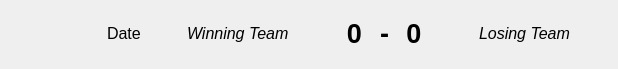
Above: babyfut_master/ui/gamelist.ui from eharquin/babyfut before the change. Below: the same form after it.
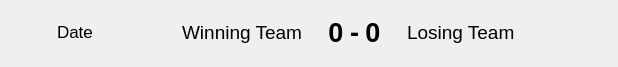
That is the form after the change.

```diff
--- a/babyfut_master/ui/gamelist.ui
+++ b/babyfut_master/ui/gamelist.ui
@@ -16,7 +16,7 @@
   <property name="autoFillBackground">
    <bool>false</bool>
   </property>
-  <layout class="QHBoxLayout" name="horizontalLayout">
+  <layout class="QHBoxLayout" name="horizontalLayout" stretch="0,0,0,0,2,0,0,0,0,0,2,0">
    <property name="topMargin">
     <number>8</number>
    </property>
@@ -33,14 +33,14 @@
      </property>
      <property name="minimumSize">
       <size>
-       <width>50</width>
-       <height>50</height>
+       <width>30</width>
+       <height>30</height>
       </size>
      </property>
      <property name="maximumSize">
       <size>
-       <width>50</width>
-       <height>50</height>
+       <width>30</width>
+       <height>30</height>
       </size>
      </property>
     </widget>
@@ -52,7 +52,7 @@
      </property>
      <property name="sizeHint" stdset="0">
       <size>
-       <width>40</width>
+       <width>10</width>
        <height>20</height>
       </size>
      </property>
@@ -62,7 +62,7 @@
     <widget class="QLabel" name="gameDate">
      <property name="font">
       <font>
-       <pointsize>12</pointsize>
+       <pointsize>13</pointsize>
       </font>
      </property>
      <property name="text">
@@ -77,23 +77,35 @@
      </property>
      <property name="sizeHint" stdset="0">
       <size>
-       <width>40</width>
+       <width>20</width>
        <height>20</height>
       </size>
      </property>
     </spacer>
    </item>
    <item>
-    <widget class="QLabel" name="winningTeam">
+    <widget class="QLabel" name="leftTeam">
+     <property name="maximumSize">
+      <size>
+       <width>250</width>
+       <height>16777215</height>
+      </size>
+     </property>
      <property name="font">
       <font>
-       <pointsize>12</pointsize>
-       <italic>true</italic>
+       <pointsize>14</pointsize>
+       <italic>false</italic>
       </font>
      </property>
      <property name="text">
       <string>Winning Team</string>
      </property>
+     <property name="alignment">
+      <set>Qt::AlignRight|Qt::AlignTrailing|Qt::AlignVCenter</set>
+     </property>
+     <property name="wordWrap">
+      <bool>false</bool>
+     </property>
     </widget>
    </item>
    <item>
@@ -103,7 +115,7 @@
      </property>
      <property name="sizeHint" stdset="0">
       <size>
-       <width>40</width>
+       <width>20</width>
        <height>20</height>
       </size>
      </property>
@@ -176,23 +188,32 @@
      </property>
      <property name="sizeHint" stdset="0">
       <size>
-       <width>40</width>
+       <width>20</width>
        <height>20</height>
       </size>
      </property>
     </spacer>
    </item>
    <item>
-    <widget class="QLabel" name="losingTeam">
+    <widget class="QLabel" name="rightTeam">
+     <property name="maximumSize">
+      <size>
+       <width>250</width>
+       <height>16777215</height>
+      </size>
+     </property>
      <property name="font">
       <font>
-       <pointsize>12</pointsize>
-       <italic>true</italic>
+       <pointsize>14</pointsize>
+       <italic>false</italic>
       </font>
      </property>
      <property name="text">
       <string>Losing Team</string>
      </property>
+     <property name="wordWrap">
+      <bool>false</bool>
+     </property>
     </widget>
    </item>
    <item>
```
Left out of the diff: 4 changed lines with no effect on the pictures.
